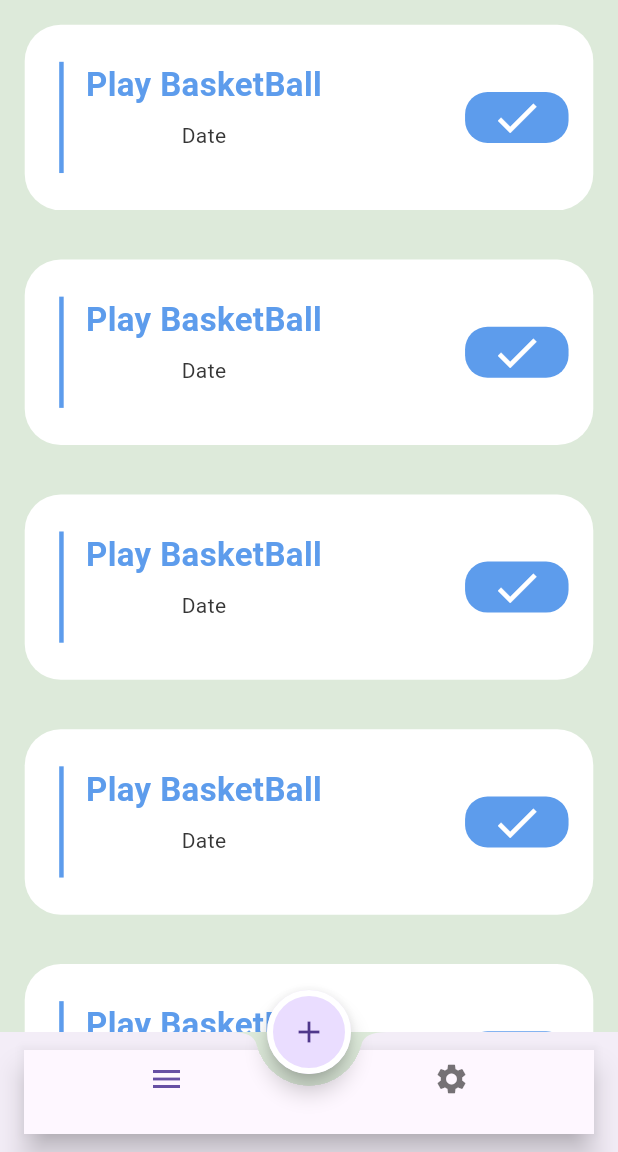
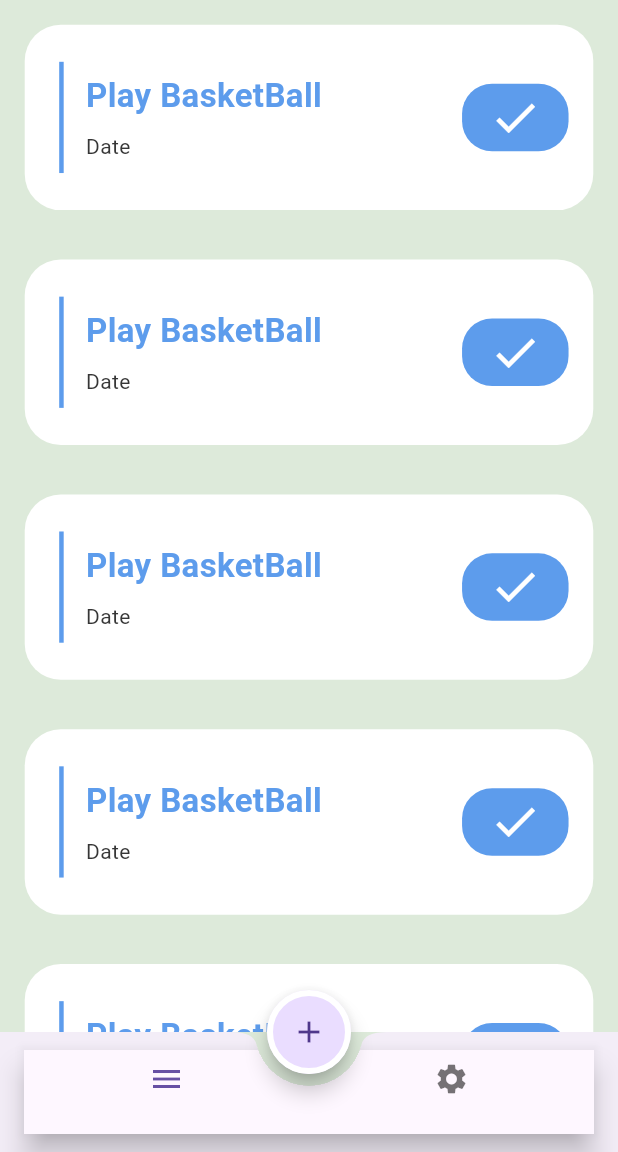
Before and after one commit to Mohamed-lalah/productivity_assistant, a Flutter app: the screen it shows after launch, on a phone screen of 412 x 824 dp, the part 84-1236 px from its top. Run offline on Flutter 3.47's test engine with Material 3 defaults, Android fonts, the phone set to English and light mode, and no system bars; our stand-ins replace curved_navigation_bar.

Commit message:
Finishing The task design

```diff
--- a/lib/ui/screens/home/tabs/lists/to_do_widgets.dart
+++ b/lib/ui/screens/home/tabs/lists/to_do_widgets.dart
@@ -29,6 +29,8 @@ class ToDoWidgets extends StatelessWidget {
              Padding(
                padding:  EdgeInsets.all(width*0.02),
                child: Column(
+                 mainAxisAlignment: MainAxisAlignment.center,
+                crossAxisAlignment: CrossAxisAlignment.start,
                 children: [
                   Text("Play BasketBall",style: AppTheme.taskTitleTextStyle,),
                   SizedBox(height: height*0.01,),
@@ -38,10 +40,9 @@ class ToDoWidgets extends StatelessWidget {
              ),
             Spacer(),
             Container(
-              width: 69,
-                height: 34,
+              padding: EdgeInsets.symmetric(horizontal: 18,vertical: 5),
                 decoration: BoxDecoration(
-                  borderRadius: BorderRadius.circular(15),
+                  borderRadius: BorderRadius.circular(20),
                   color: AppColors.primiary,
                 ),
                 child: Icon(Icons.check,color: AppColors.white,size: 35,))
--- a/pubspec.yaml
+++ b/pubspec.yaml
@@ -18,6 +18,7 @@ dev_dependencies:
   flutter_test:
     sdk: flutter
   curved_navigation_bar: ^1.0.3
+  flutter_slidable: ^3.0.1
 
   flutter_lints: ^2.0.0
 
```
Also changed, not shown: pubspec.lock.
